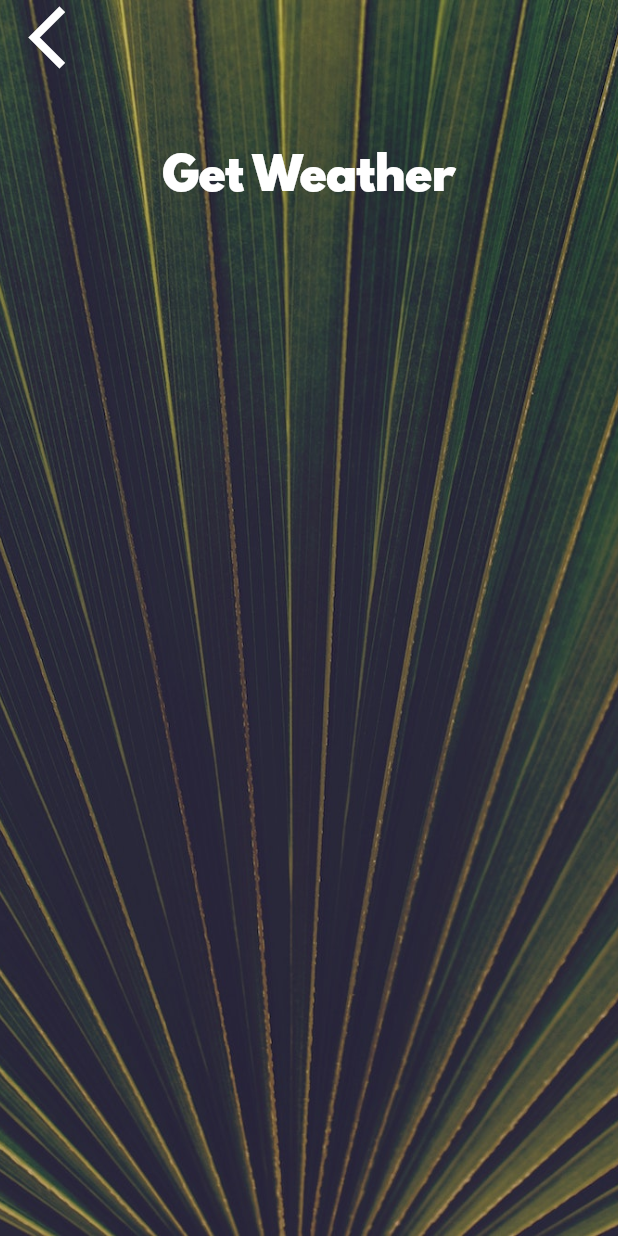
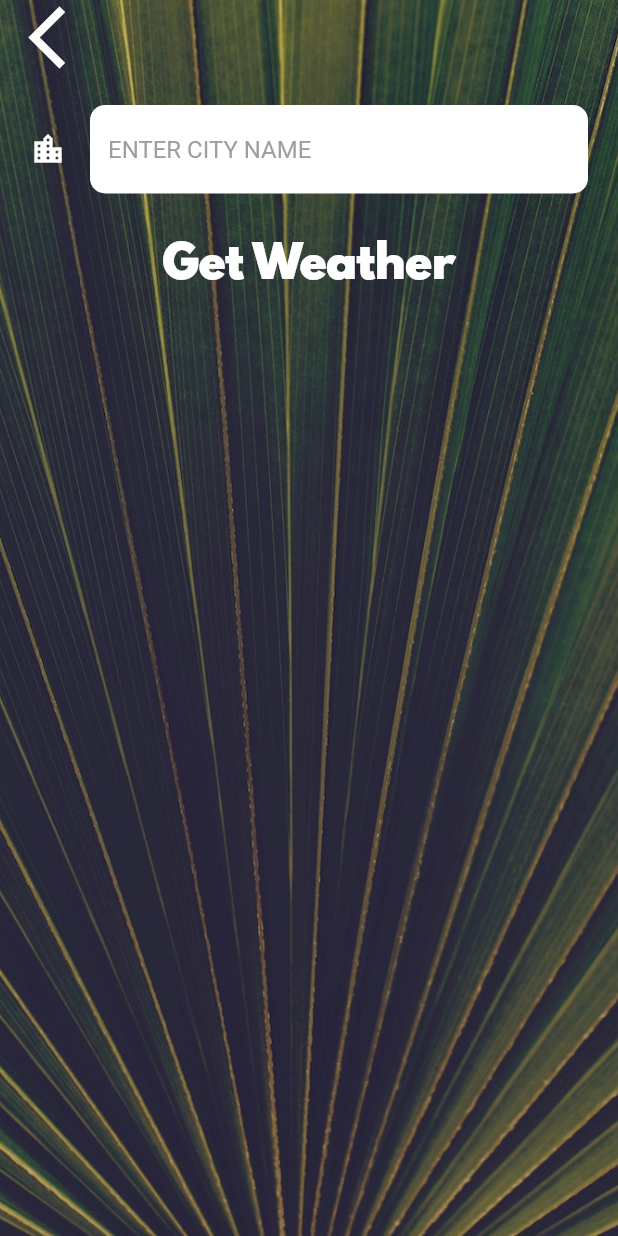
Before and after one commit to AmbujaAK/Clima-Flutter, a Flutter app: the CityScreen screen opened directly, on a phone screen of 412 x 824 dp. Run offline on Flutter 3.47's test engine with Material 2 defaults, Android fonts, the phone set to English and light mode, and no system bars; our stand-ins replace flutter_spinkit, geolocator; missing offline and left inert: flutter_config; network calls fail.

Commit message:
added .env added city page location method separated

```diff
--- a/lib/screens/city_screen.dart
+++ b/lib/screens/city_screen.dart
@@ -24,7 +24,9 @@ class _CityScreenState extends State<CityScreen> {
               Align(
                 alignment: Alignment.topLeft,
                 child: FlatButton(
-                  onPressed: () {},
+                  onPressed: () {
+
+                  },
                   child: Icon(
                     Icons.arrow_back_ios,
                     size: 50.0,
@@ -33,7 +35,15 @@ class _CityScreenState extends State<CityScreen> {
               ),
               Container(
                 padding: EdgeInsets.all(20.0),
-                child: null,
+                child: TextField(
+                  style: TextStyle(
+                    color: Colors.black
+                  ),
+                  decoration: kInputTextFieldDecoration,
+                  onChanged: (value){
+
+                  },
+                ),
               ),
               FlatButton(
                 onPressed: () {},
--- a/lib/utilities/constants.dart
+++ b/lib/utilities/constants.dart
@@ -18,3 +18,18 @@ const kButtonTextStyle = TextStyle(
 const kConditionTextStyle = TextStyle(
   fontSize: 100.0,
 );
+
+const kInputTextFieldDecoration = InputDecoration(
+    filled: true,
+    fillColor: Colors.white,
+    icon: Icon(Icons.location_city,color: Colors.white,),
+    hintText: 'ENTER CITY NAME',
+    hintStyle: TextStyle(
+        color: Colors.grey
+    ),
+    border: OutlineInputBorder(
+        borderRadius: BorderRadius.all(
+          Radius.circular(10.0),
+        ),borderSide: BorderSide.none
+    )
+);
```
Also changed, not shown: lib/main.dart (+7 -1 lines), lib/screens/loading_screen.dart (+14 -15 lines), lib/screens/location_screen.dart (+48 -5 lines), lib/services/networking.dart (+21 -0 lines), lib/services/weather.dart (+20 -0 lines), pubspec.yaml (+6 -1 lines), pubspec.lock, 2 other files.
